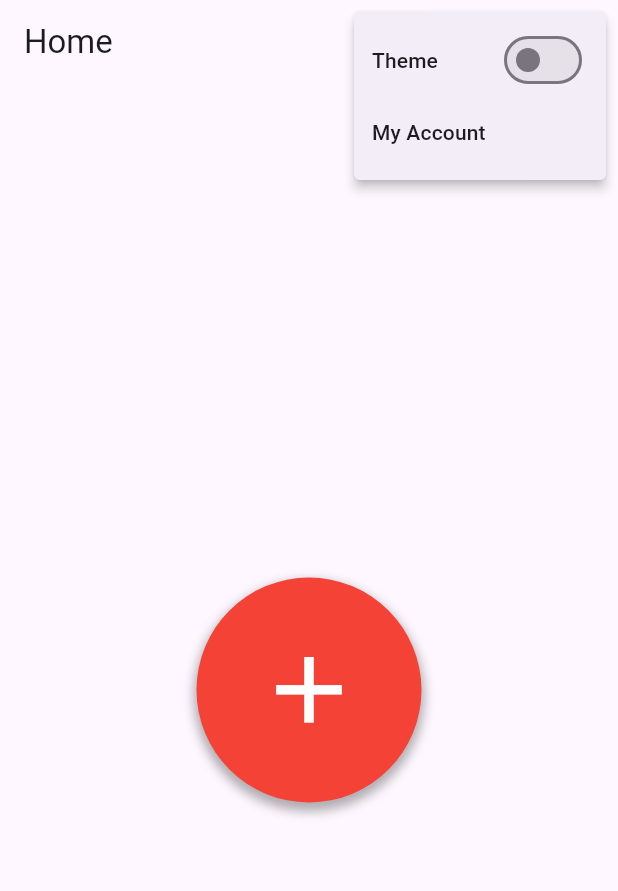
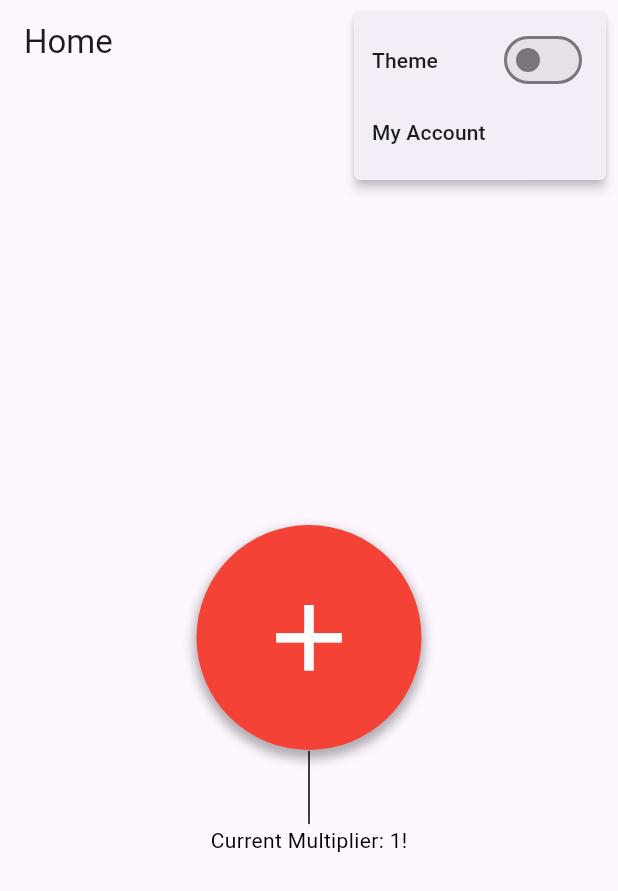
Before and after one commit to dylcarinc/click_plus_plus, a Flutter app: the screen it shows once a user with an empty profile is signed in, after a tap on the "settings" icon, on a phone screen of 412 x 824 dp. Shown: the top 891 px of the screen. Run offline on Flutter 3.47's test engine with Material 3 defaults, Android fonts, the phone set to English and light mode, and no system bars; our stand-ins replace cloud_firestore, firebase_auth, firebase_core; missing offline and left inert: firebase_ui_auth; accounts and stored records are empty.

Commit message:
Added click streak multiplier and bar representation

```diff
--- a/lib/app properties/Pages/home.dart
+++ b/lib/app properties/Pages/home.dart
@@ -1,3 +1,5 @@
+import 'dart:async';
+import 'dart:math';
 import 'package:click_plus_plus/app%20properties/theme_provider.dart';
 import 'package:flutter/material.dart';
 import 'package:cloud_firestore/cloud_firestore.dart';
@@ -15,18 +17,50 @@ class HomeScreen extends StatefulWidget {
 }
 
 class _HomeScreenState extends State<HomeScreen> {
+  DateTime _dateTime = DateTime.now();
+  int _lastClick = 0;
+  int colorIndex = 0;
   int _score = 0;
+  int currentMultiplier = 1;
+  int multProgress = 0; // Current progress towards a multiplier
+  int multGoal = 100; // Goal for multProgress
   String _name = "";
+
+  List<Color> colors = [
+    Colors.black,
+    Colors.green,
+    Colors.blue,
+    Colors.indigo,
+    Colors.purple,
+    Color.fromARGB(255, 8, 121, 136),
+    Colors.pink
+  ];
 
   bool _isChanged = false;
 
+  Timer _resetTimer = Timer(Duration.zero, (){});
+  late Timer _colorTimer;
   @override
   void initState() {
     super.initState();
+    _colorTimer = Timer.periodic(const Duration(milliseconds: 50), nextColor);
     _loadScore();
     _getName();
   }
 
+
+  void nextColor(Timer timer) async{
+    setState(() {
+      if(currentMultiplier > 1) {
+        colorIndex = colorIndex + 1;
+        if(colorIndex >= colors.length) {
+          colorIndex = 1;
+        }
+      } else {
+        colorIndex = 0;
+      }
+    });
+  }
   Future<void> _loadScore() async {
     final user = firebase.authInstance.currentUser;
     if (user != null) {
@@ -69,7 +103,34 @@ class _HomeScreenState extends State<HomeScreen> {
     final user = firebase.authInstance.currentUser;
     if (user != null) {
       setState(() {
-        _score++;
+        _dateTime = DateTime.now();
+        _lastClick = _dateTime.millisecondsSinceEpoch;
+        _resetTimer.cancel();
+        _resetTimer = Timer.periodic(Duration(milliseconds: 200), (Timer timer) { // Set timer to reset current multiplier progress
+          setState(() {
+            _dateTime = DateTime.now();
+            int _timeDif = _dateTime.millisecondsSinceEpoch - _lastClick;
+            int lossMultiplier = (_timeDif / 1000).floor();
+            multProgress = multProgress - (1  + lossMultiplier);
+            if(multProgress < 0) {
+              if(currentMultiplier > 1) {
+                multProgress = 99;
+                currentMultiplier -= 1;
+              } else {
+                multProgress = 0;
+              }
+            }
+          });
+        });
+
+        multProgress++;
+        if(multProgress > multGoal) {
+          currentMultiplier += 1;
+          multProgress = 0;
+        }
+
+
+          _score += currentMultiplier;
       });
       await firebase.firestoreInstance.collection('users').doc(user.uid).set({
         'score': _score,
@@ -190,6 +251,12 @@ class _HomeScreenState extends State<HomeScreen> {
               },
               size: 150, // You can adjust the size as needed
             ),
+            Container(width: multProgress.toDouble() * 3,height: 50,decoration: BoxDecoration(color: colors[colorIndex], border: Border.all(color: Colors.black),borderRadius: BorderRadius.circular(10))),
+            Text(
+              "Current Multiplier: $currentMultiplier!",
+              textScaler: TextScaler.linear(currentMultiplier.toDouble()),
+              style: TextStyle(color: colors[colorIndex]),
+            )
           ],
         ),
       ),
```
